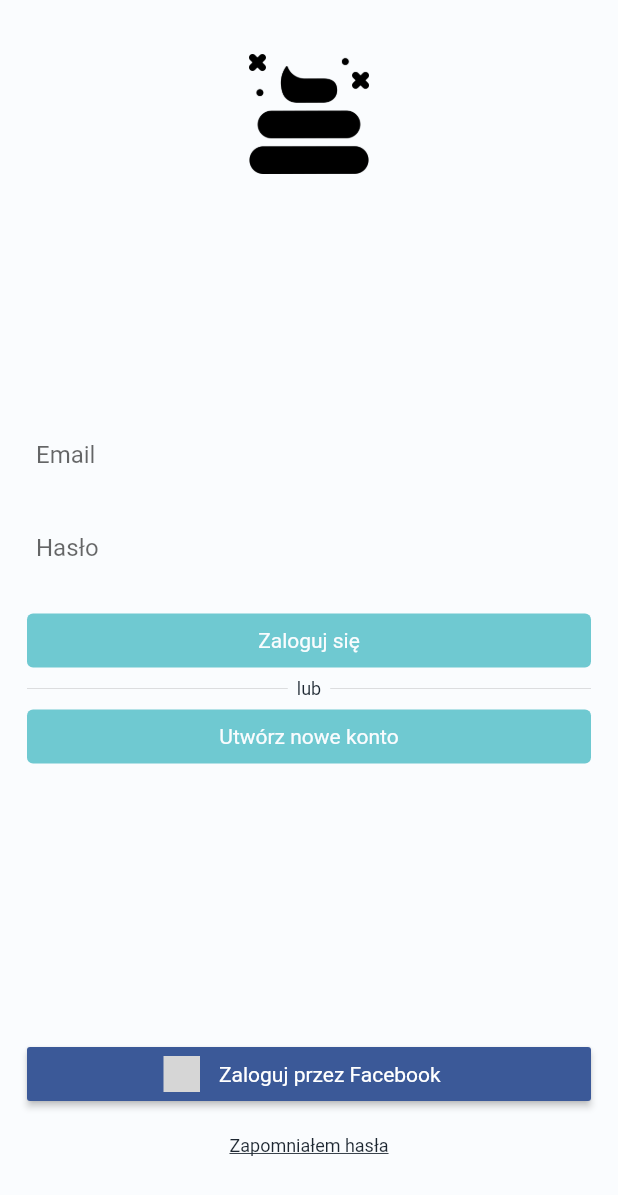
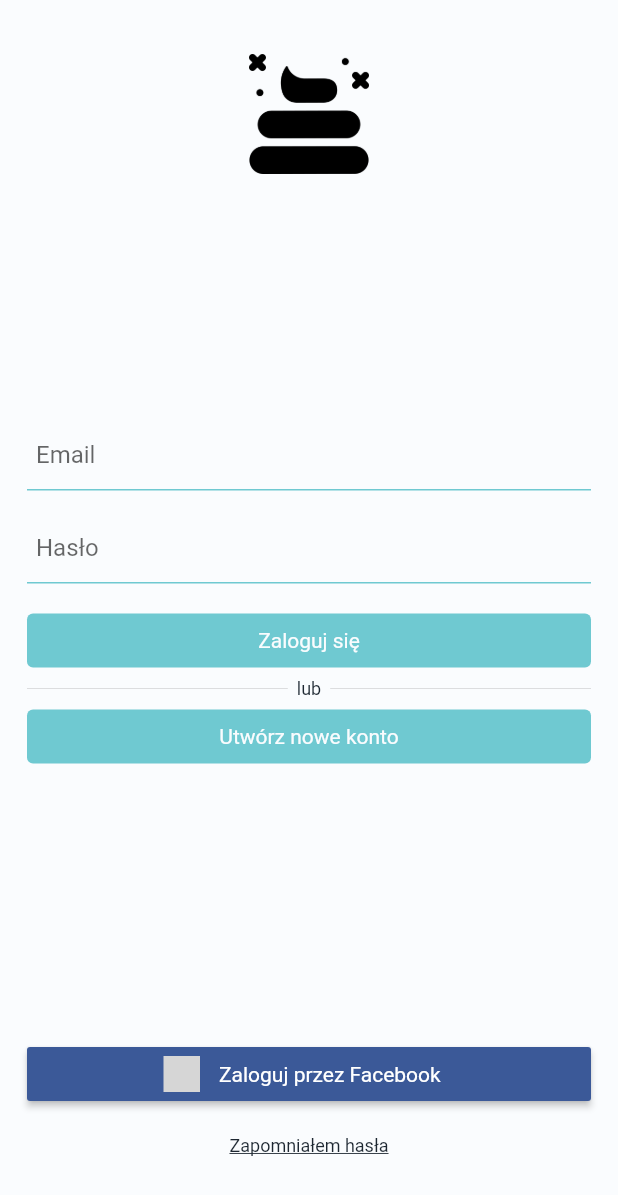
Before and after one commit to artoniaz/chalet, a Flutter app: the screen it shows after launch, on a phone screen of 412 x 824 dp. Shown: the top 1195 px of the screen. Run offline on Flutter 3.47's test engine with Material 2 defaults, Android fonts, the phone set to English and light mode, and no system bars; our stand-ins replace cached_network_image, carousel_slider, cloud_firestore, dio, firebase_auth, firebase_core and 16 more; missing offline and left inert: flutter_login_facebook, flutter_polyline_points, geoflutterfire, google_place; accounts and stored records are empty; grey boxes are pictures that could not be loaded.

Commit message:
Changed input decoration border bottom

```diff
--- a/lib/styles/input_decoration.dart
+++ b/lib/styles/input_decoration.dart
@@ -5,28 +5,28 @@ const textInputDecoration = InputDecoration(
     contentPadding: EdgeInsets.all(Dimentions.small),
     fillColor: Palette.backgroundWhite,
     filled: true,
-    border: OutlineInputBorder(
+    border: UnderlineInputBorder(
         borderSide: BorderSide(
       color: Palette.backgroundWhite,
-      width: 2.0,
+      width: 1.0,
     )),
-    enabledBorder: OutlineInputBorder(
+    enabledBorder: UnderlineInputBorder(
         borderSide: BorderSide(
-      color: Palette.backgroundWhite,
-      width: 2.0,
+      color: Palette.chaletBlue,
+      width: 1.0,
     )),
     focusedBorder: OutlineInputBorder(
         borderSide: BorderSide(
       color: Palette.goldLeaf,
-      width: 2.0,
+      width: 1.0,
     )),
     focusedErrorBorder: OutlineInputBorder(
         borderSide: BorderSide(
       color: Palette.goldLeaf,
-      width: 2.0,
+      width: 1.0,
     )),
     errorBorder: OutlineInputBorder(
         borderSide: BorderSide(
       color: Palette.errorRed,
-      width: 2.0,
+      width: 1.0,
     )));
```
